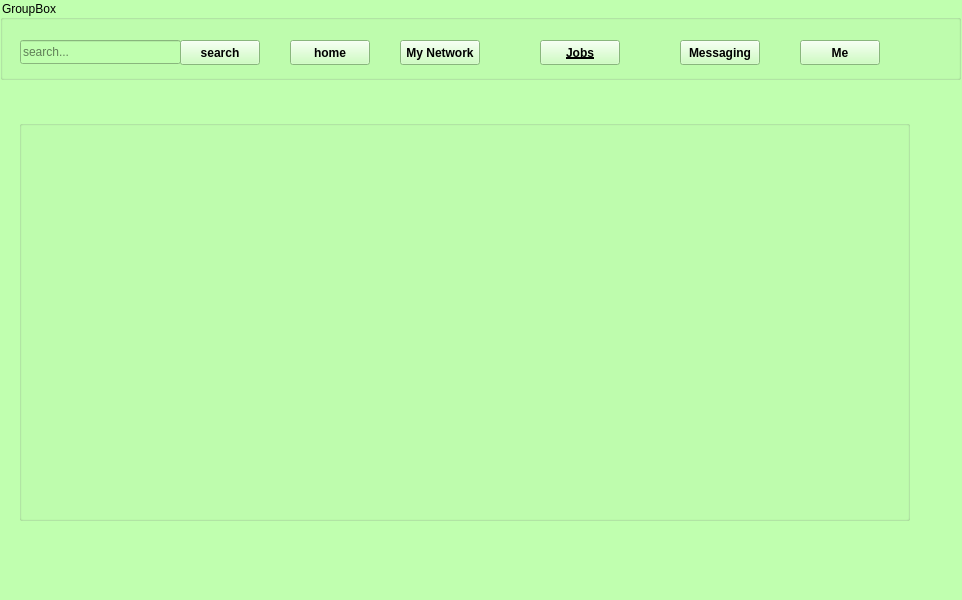
Old version of the form jobs_karbar.ui in the repository white-vessel/eyd-project.
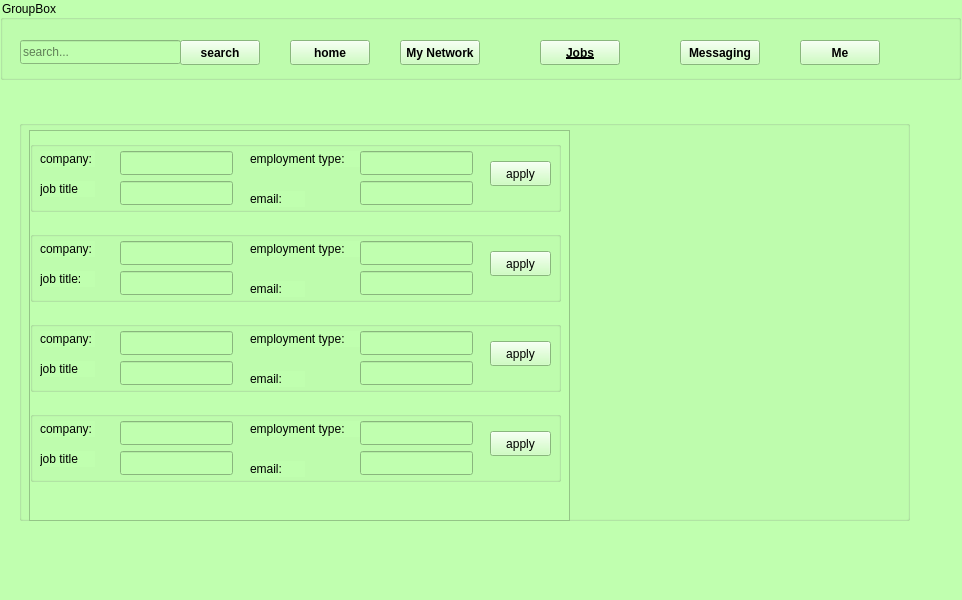
New version of the form.

The edit to the form file:
```diff
--- a/jobs_karbar.ui
+++ b/jobs_karbar.ui
@@ -181,6 +181,501 @@
     <property name="title">
      <string/>
     </property>
+    <widget class="QScrollArea" name="scrollArea">
+     <property name="geometry">
+      <rect>
+       <x>10</x>
+       <y>10</y>
+       <width>541</width>
+       <height>391</height>
+      </rect>
+     </property>
+     <property name="widgetResizable">
+      <bool>true</bool>
+     </property>
+     <widget class="QWidget" name="scrollAreaWidgetContents">
+      <property name="geometry">
+       <rect>
+        <x>0</x>
+        <y>0</y>
+        <width>539</width>
+        <height>389</height>
+       </rect>
+      </property>
+      <widget class="QGroupBox" name="groupBox_3">
+       <property name="geometry">
+        <rect>
+         <x>0</x>
+         <y>10</y>
+         <width>531</width>
+         <height>71</height>
+        </rect>
+       </property>
+       <property name="title">
+        <string/>
+       </property>
+       <widget class="QLabel" name="label">
+        <property name="geometry">
+         <rect>
+          <x>10</x>
+          <y>10</y>
+          <width>55</width>
+          <height>16</height>
+         </rect>
+        </property>
+        <property name="text">
+         <string>company:</string>
+        </property>
+       </widget>
+       <widget class="QLabel" name="label_2">
+        <property name="geometry">
+         <rect>
+          <x>10</x>
+          <y>40</y>
+          <width>55</width>
+          <height>16</height>
+         </rect>
+        </property>
+        <property name="text">
+         <string>job title</string>
+        </property>
+       </widget>
+       <widget class="QLineEdit" name="lineEdit_2">
+        <property name="geometry">
+         <rect>
+          <x>90</x>
+          <y>10</y>
+          <width>113</width>
+          <height>24</height>
+         </rect>
+        </property>
+       </widget>
+       <widget class="QLineEdit" name="lineEdit_3">
+        <property name="geometry">
+         <rect>
+          <x>90</x>
+          <y>40</y>
+          <width>113</width>
+          <height>24</height>
+         </rect>
+        </property>
+       </widget>
+       <widget class="QLabel" name="label_3">
+        <property name="geometry">
+         <rect>
+          <x>220</x>
+          <y>10</y>
+          <width>111</width>
+          <height>16</height>
+         </rect>
+        </property>
+        <property name="text">
+         <string>employment type:</string>
+        </property>
+       </widget>
+       <widget class="QLineEdit" name="lineEdit_4">
+        <property name="geometry">
+         <rect>
+          <x>330</x>
+          <y>10</y>
+          <width>113</width>
+          <height>24</height>
+         </rect>
+        </property>
+       </widget>
+       <widget class="QLabel" name="label_4">
+        <property name="geometry">
+         <rect>
+          <x>220</x>
+          <y>50</y>
+          <width>55</width>
+          <height>16</height>
+         </rect>
+        </property>
+        <property name="text">
+         <string>email:</string>
+        </property>
+       </widget>
+       <widget class="QLineEdit" name="lineEdit_5">
+        <property name="geometry">
+         <rect>
+          <x>330</x>
+          <y>40</y>
+          <width>113</width>
+          <height>24</height>
+         </rect>
+        </property>
+       </widget>
+       <widget class="QPushButton" name="pushButton_6">
+        <property name="geometry">
+         <rect>
+          <x>460</x>
+          <y>20</y>
+          <width>61</width>
+          <height>25</height>
+         </rect>
+        </property>
+        <property name="text">
+         <string>apply</string>
+        </property>
+       </widget>
+      </widget>
+      <widget class="QGroupBox" name="groupBox_4">
+       <property name="geometry">
+        <rect>
+         <x>0</x>
+         <y>100</y>
+         <width>531</width>
+         <height>71</height>
+        </rect>
+       </property>
+       <property name="title">
+        <string/>
+       </property>
+       <widget class="QLabel" name="label_5">
+        <property name="geometry">
+         <rect>
+          <x>10</x>
+          <y>10</y>
+          <width>55</width>
+          <height>16</height>
+         </rect>
+        </property>
+        <property name="text">
+         <string>company:</string>
+        </property>
+       </widget>
+       <widget class="QLabel" name="label_6">
+        <property name="geometry">
+         <rect>
+          <x>10</x>
+          <y>40</y>
+          <width>55</width>
+          <height>16</height>
+         </rect>
+        </property>
+        <property name="text">
+         <string>job title:</string>
+        </property>
+       </widget>
+       <widget class="QLineEdit" name="lineEdit_6">
+        <property name="geometry">
+         <rect>
+          <x>90</x>
+          <y>10</y>
+          <width>113</width>
+          <height>24</height>
+         </rect>
+        </property>
+       </widget>
+       <widget class="QLineEdit" name="lineEdit_7">
+        <property name="geometry">
+         <rect>
+          <x>90</x>
+          <y>40</y>
+          <width>113</width>
+          <height>24</height>
+         </rect>
+        </property>
+       </widget>
+       <widget class="QLabel" name="label_7">
+        <property name="geometry">
+         <rect>
+          <x>220</x>
+          <y>10</y>
+          <width>111</width>
+          <height>16</height>
+         </rect>
+        </property>
+        <property name="text">
+         <string>employment type:</string>
+        </property>
+       </widget>
+       <widget class="QLineEdit" name="lineEdit_8">
+        <property name="geometry">
+         <rect>
+          <x>330</x>
+          <y>10</y>
+          <width>113</width>
+          <height>24</height>
+         </rect>
+        </property>
+       </widget>
+       <widget class="QLabel" name="label_8">
+        <property name="geometry">
+         <rect>
+          <x>220</x>
+          <y>50</y>
+          <width>55</width>
+          <height>16</height>
+         </rect>
+        </property>
+        <property name="text">
+         <string>email:</string>
+        </property>
+       </widget>
+       <widget class="QLineEdit" name="lineEdit_9">
+        <property name="geometry">
+         <rect>
+          <x>330</x>
+          <y>40</y>
+          <width>113</width>
+          <height>24</height>
+         </rect>
+        </property>
+       </widget>
+       <widget class="QPushButton" name="pushButton_7">
+        <property name="geometry">
+         <rect>
+          <x>460</x>
+          <y>20</y>
+          <width>61</width>
+          <height>25</height>
+         </rect>
+        </property>
+        <property name="text">
+         <string>apply</string>
+        </property>
+       </widget>
+      </widget>
+      <widget class="QGroupBox" name="groupBox_5">
+       <property name="geometry">
+        <rect>
+         <x>0</x>
+         <y>190</y>
+         <width>531</width>
+         <height>71</height>
+        </rect>
+       </property>
+       <property name="title">
+        <string/>
+       </property>
+       <widget class="QLabel" name="label_9">
+        <property name="geometry">
+         <rect>
+          <x>10</x>
+          <y>10</y>
+          <width>55</width>
+          <height>16</height>
+         </rect>
+        </property>
+        <property name="text">
+         <string>company:</string>
+        </property>
+       </widget>
+       <widget class="QLabel" name="label_10">
+        <property name="geometry">
+         <rect>
+          <x>10</x>
+          <y>40</y>
+          <width>55</width>
+          <height>16</height>
+         </rect>
+        </property>
+        <property name="text">
+         <string>job title</string>
+        </property>
+       </widget>
+       <widget class="QLineEdit" name="lineEdit_10">
+        <property name="geometry">
+         <rect>
+          <x>90</x>
+          <y>10</y>
+          <width>113</width>
+          <height>24</height>
+         </rect>
+        </property>
+       </widget>
+       <widget class="QLineEdit" name="lineEdit_11">
+        <property name="geometry">
+         <rect>
+          <x>90</x>
+          <y>40</y>
+          <width>113</width>
+          <height>24</height>
+         </rect>
+        </property>
+       </widget>
+       <widget class="QLabel" name="label_11">
+        <property name="geometry">
+         <rect>
+          <x>220</x>
+          <y>10</y>
+          <width>111</width>
+          <height>16</height>
+         </rect>
+        </property>
+        <property name="text">
+         <string>employment type:</string>
+        </property>
+       </widget>
+       <widget class="QLineEdit" name="lineEdit_12">
+        <property name="geometry">
+         <rect>
+          <x>330</x>
+          <y>10</y>
+          <width>113</width>
+          <height>24</height>
+         </rect>
+        </property>
+       </widget>
+       <widget class="QLabel" name="label_12">
+        <property name="geometry">
+         <rect>
+          <x>220</x>
+          <y>50</y>
+          <width>55</width>
+          <height>16</height>
+         </rect>
+        </property>
+        <property name="text">
+         <string>email:</string>
+        </property>
+       </widget>
+       <widget class="QLineEdit" name="lineEdit_13">
+        <property name="geometry">
+         <rect>
+          <x>330</x>
+          <y>40</y>
+          <width>113</width>
+          <height>24</height>
+         </rect>
+        </property>
+       </widget>
+       <widget class="QPushButton" name="pushButton_8">
+        <property name="geometry">
+         <rect>
+          <x>460</x>
+          <y>20</y>
+          <width>61</width>
+          <height>25</height>
+         </rect>
+        </property>
+        <property name="text">
+         <string>apply</string>
+        </property>
+       </widget>
+      </widget>
+      <widget class="QGroupBox" name="groupBox_6">
+       <property name="geometry">
+        <rect>
+         <x>0</x>
+         <y>280</y>
+         <width>531</width>
+         <height>71</height>
+        </rect>
+       </property>
+       <property name="title">
+        <string/>
+       </property>
+       <widget class="QLabel" name="label_13">
+        <property name="geometry">
+         <rect>
+          <x>10</x>
+          <y>10</y>
+          <width>55</width>
+          <height>16</height>
+         </rect>
+        </property>
+        <property name="text">
+         <string>company:</string>
+        </property>
+       </widget>
+       <widget class="QLabel" name="label_14">
+        <property name="geometry">
+         <rect>
+          <x>10</x>
+          <y>40</y>
+          <width>55</width>
+          <height>16</height>
+         </rect>
+        </property>
+        <property name="text">
+         <string>job title</string>
+        </property>
+       </widget>
+       <widget class="QLineEdit" name="lineEdit_14">
+        <property name="geometry">
+         <rect>
+          <x>90</x>
+          <y>10</y>
+          <width>113</width>
+          <height>24</height>
+         </rect>
+        </property>
+       </widget>
+       <widget class="QLineEdit" name="lineEdit_15">
+        <property name="geometry">
+         <rect>
+          <x>90</x>
+          <y>40</y>
+          <width>113</width>
+          <height>24</height>
+         </rect>
+        </property>
+       </widget>
+       <widget class="QLabel" name="label_15">
+        <property name="geometry">
+         <rect>
+          <x>220</x>
+          <y>10</y>
+          <width>111</width>
+          <height>16</height>
+         </rect>
+        </property>
+        <property name="text">
+         <string>employment type:</string>
+        </property>
+       </widget>
+       <widget class="QLineEdit" name="lineEdit_16">
+        <property name="geometry">
+         <rect>
+          <x>330</x>
+          <y>10</y>
+          <width>113</width>
+          <height>24</height>
+         </rect>
+        </property>
+       </widget>
+       <widget class="QLabel" name="label_16">
+        <property name="geometry">
+         <rect>
+          <x>220</x>
+          <y>50</y>
+          <width>55</width>
+          <height>16</height>
+         </rect>
+        </property>
+        <property name="text">
+         <string>email:</string>
+        </property>
+       </widget>
+       <widget class="QLineEdit" name="lineEdit_17">
+        <property name="geometry">
+         <rect>
+          <x>330</x>
+          <y>40</y>
+          <width>113</width>
+          <height>24</height>
+         </rect>
+        </property>
+       </widget>
+       <widget class="QPushButton" name="pushButton_9">
+        <property name="geometry">
+         <rect>
+          <x>460</x>
+          <y>20</y>
+          <width>61</width>
+          <height>25</height>
+         </rect>
+        </property>
+        <property name="text">
+         <string>apply</string>
+        </property>
+       </widget>
+      </widget>
+     </widget>
+    </widget>
    </widget>
   </widget>
   <widget class="QMenuBar" name="menubar">
```
